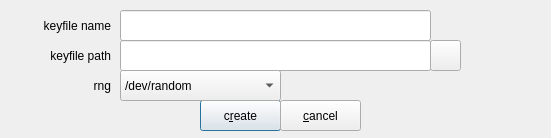
Old version of the form zuluCrypt-gui/createkeyfile.ui in the repository mhogomchungu/zuluCrypt.
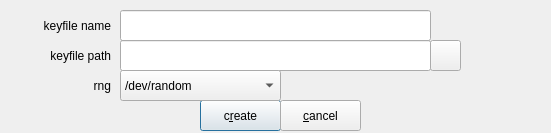
New version of the form.

Diff of the .ui file:
```diff
--- a/zuluCrypt-gui/createkeyfile.ui
+++ b/zuluCrypt-gui/createkeyfile.ui
@@ -10,7 +10,7 @@
     <x>0</x>
     <y>0</y>
     <width>551</width>
-    <height>138</height>
+    <height>133</height>
    </rect>
   </property>
   <property name="windowTitle">
```
